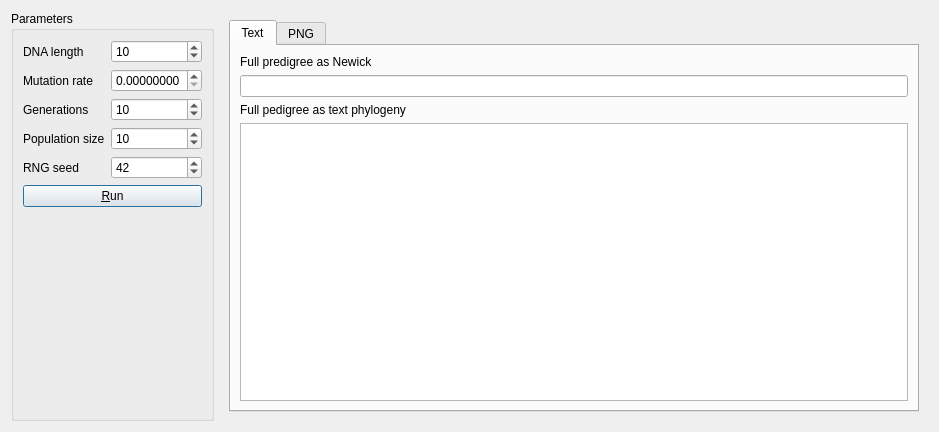
Before: the Qt Designer form Tools/ToolFisherWrighter/qtfisherwrightermaindialog.ui in richelbilderbeek/ProjectRichelBilderbeek, drawn with Qt 5.
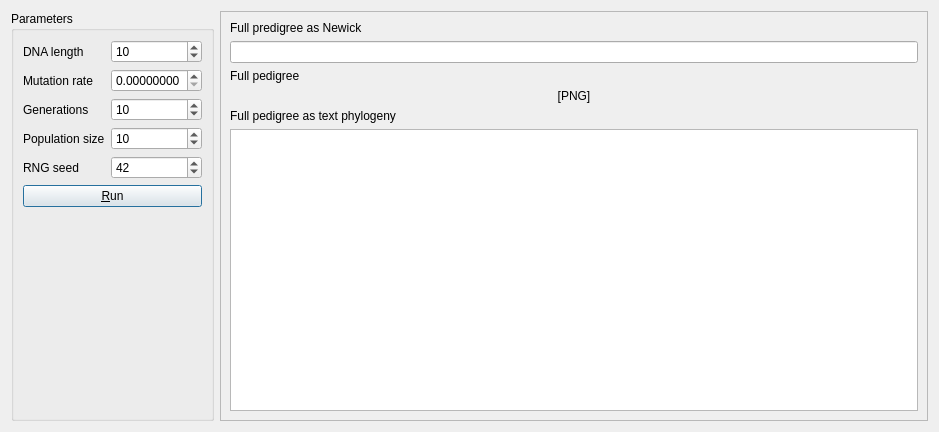
After: the same form once the commit is applied. The open tabs and pages were chosen to show the change.

```diff
--- a/Tools/ToolFisherWrighter/qtfisherwrightermaindialog.ui
+++ b/Tools/ToolFisherWrighter/qtfisherwrightermaindialog.ui
@@ -128,33 +128,59 @@
     </widget>
    </item>
    <item>
-    <widget class="QWidget" name="widget_right" native="true">
-     <layout class="QGridLayout" name="gridLayout">
-      <item row="0" column="0">
-       <widget class="QTabWidget" name="tabWidget">
-        <property name="currentIndex">
-         <number>1</number>
-        </property>
-        <widget class="QWidget" name="tab_text">
-         <attribute name="title">
-          <string>Text</string>
-         </attribute>
-         <layout class="QGridLayout" name="gridLayout_2">
-          <item row="1" column="0">
-           <widget class="QLineEdit" name="line_newick">
-            <property name="readOnly">
+    <widget class="QScrollArea" name="scrollArea">
+     <property name="widgetResizable">
              <bool>true</bool>
             </property>
-           </widget>
-          </item>
-          <item row="0" column="0">
+     <widget class="QWidget" name="scrollAreaWidgetContents">
+      <property name="geometry">
+       <rect>
+        <x>0</x>
+        <y>0</y>
+        <width>666</width>
+        <height>412</height>
+       </rect>
+      </property>
+      <layout class="QVBoxLayout" name="verticalLayout">
+       <item>
            <widget class="QLabel" name="label_newick">
             <property name="text">
              <string>Full predigree as Newick</string>
             </property>
            </widget>
           </item>
-          <item row="3" column="0">
+       <item>
+        <widget class="QLineEdit" name="line_newick">
+         <property name="readOnly">
+          <bool>true</bool>
+         </property>
+        </widget>
+       </item>
+       <item>
+        <widget class="QLabel" name="label">
+         <property name="text">
+          <string>Full pedigree</string>
+         </property>
+        </widget>
+       </item>
+       <item>
+        <widget class="QLabel" name="png_pedigree">
+         <property name="text">
+          <string>[PNG]</string>
+         </property>
+         <property name="alignment">
+          <set>Qt::AlignCenter</set>
+         </property>
+        </widget>
+       </item>
+       <item>
+        <widget class="QLabel" name="label_2">
+         <property name="text">
+          <string>Full pedigree as text phylogeny</string>
+         </property>
+        </widget>
+       </item>
+       <item>
            <widget class="QPlainTextEdit" name="text_newick">
             <property name="font">
              <font>
@@ -166,35 +192,15 @@
             </property>
            </widget>
           </item>
-          <item row="2" column="0">
-           <widget class="QLabel" name="label_2">
-            <property name="text">
-             <string>Full pedigree as text phylogeny</string>
-            </property>
-           </widget>
-          </item>
-         </layout>
-        </widget>
-        <widget class="QWidget" name="tab_png">
-         <attribute name="title">
-          <string>PNG</string>
-         </attribute>
-         <layout class="QGridLayout" name="gridLayout_3">
-          <item row="0" column="0">
-           <widget class="QLabel" name="png_pedigree">
-            <property name="text">
-             <string>[PNG]</string>
-            </property>
-            <property name="alignment">
-             <set>Qt::AlignCenter</set>
-            </property>
-           </widget>
-          </item>
-         </layout>
-        </widget>
-       </widget>
-      </item>
-     </layout>
+      </layout>
+      <zorder>tabWidget</zorder>
+      <zorder>label_newick</zorder>
+      <zorder>line_newick</zorder>
+      <zorder>label</zorder>
+      <zorder>png_pedigree</zorder>
+      <zorder>label_2</zorder>
+      <zorder>text_newick</zorder>
+     </widget>
     </widget>
    </item>
   </layout>
```
Lines whose indentation alone changed are shown as unchanged.
